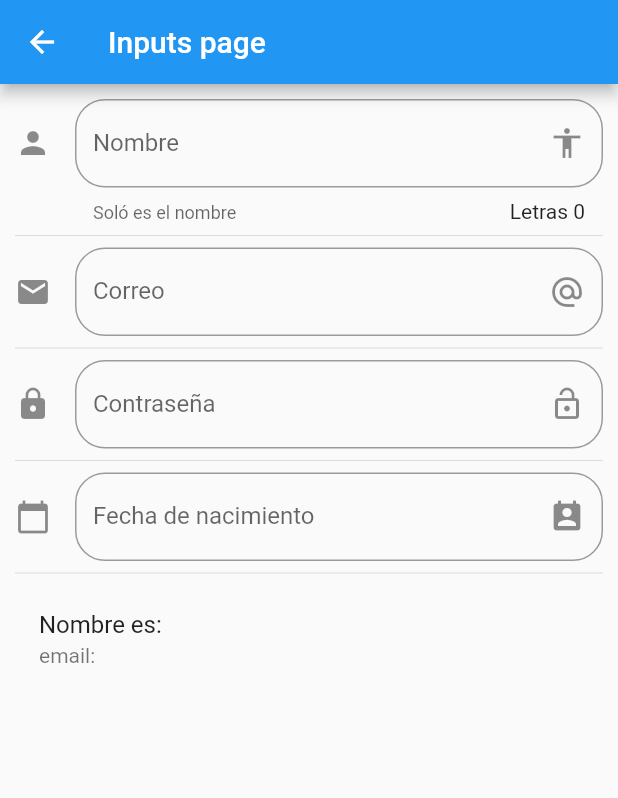
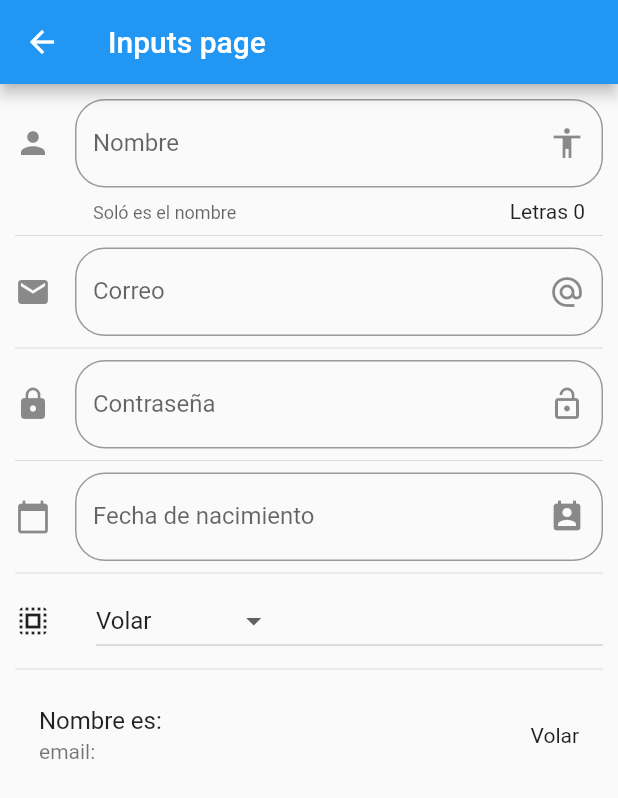
Before and after one commit to edgon85/Componentes---Flutter, a Flutter app: the InputsPage screen opened by its route, on a phone screen of 412 x 824 dp. Shown: the top 798 px of the screen. Run offline on Flutter 3.47's test engine with Material 2 defaults, Android fonts, the phone set to English and light mode, and no system bars.

Commit message:
Dropdown y DopdownMenuItem

```diff
--- a/lib/src/pages/Inputs_page.dart
+++ b/lib/src/pages/Inputs_page.dart
@@ -9,6 +9,9 @@ class _InputsPageState extends State<InputsPage> {
   String _nombre = '';
   String _email = '';
   String _fecha = '';
+
+  List<String> _poderes = ['Volar', 'Rayos x', 'Super aliento', 'Super fuerza'];
+  String _opcionSeleccionada = 'Volar';
 
   TextEditingController _inputFieldDateControler = new TextEditingController();
 
@@ -28,6 +31,8 @@ class _InputsPageState extends State<InputsPage> {
           _createPassword(),
           Divider(),
           _createDate(context),
+          Divider(),
+          _createDropdown(),
           Divider(),
           _createPerson(),
         ],
@@ -123,10 +128,48 @@ class _InputsPageState extends State<InputsPage> {
     }
   }
 
+// ======== Dropdown Menu =======
+  List<DropdownMenuItem<String>> getOptionsDropdown() {
+    List<DropdownMenuItem<String>> lista = new List();
+
+    _poderes.forEach((poder) {
+      lista.add(DropdownMenuItem(
+        child: Text(poder),
+        value: poder,
+      ));
+    });
+
+    return lista;
+  }
+
+  Widget _createDropdown() {
+    return Row(
+      children: <Widget>[
+        Icon(Icons.select_all),
+        SizedBox(
+          width: 30.0,
+        ),
+        Expanded(
+          child: DropdownButton(
+            value: _opcionSeleccionada,
+            items: getOptionsDropdown(),
+            onChanged: (opt) {
+              setState(() {
+                _opcionSeleccionada = opt;
+              });
+            },
+          ),
+        ),
+      ],
+    );
+  }
+// ======== End Dropdown Menu =======
+
   Widget _createPerson() {
     return ListTile(
       title: Text('Nombre es: $_nombre'),
       subtitle: Text('email: $_email'),
+      trailing: Text(_opcionSeleccionada),
     );
   }
 }
```
